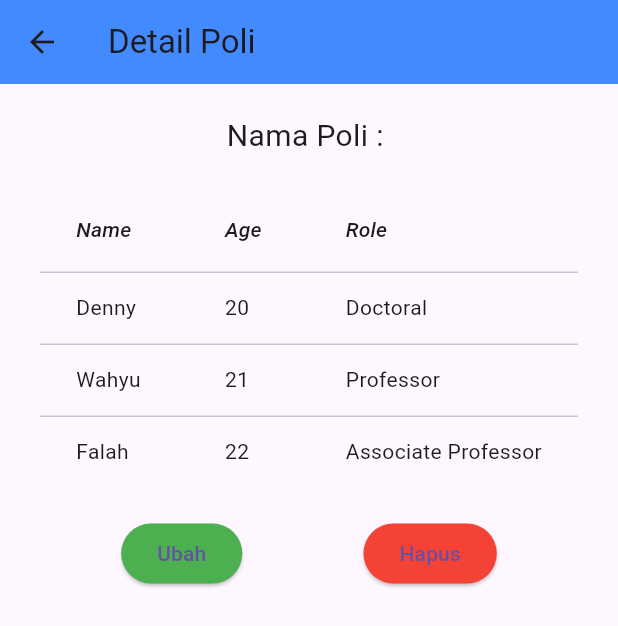
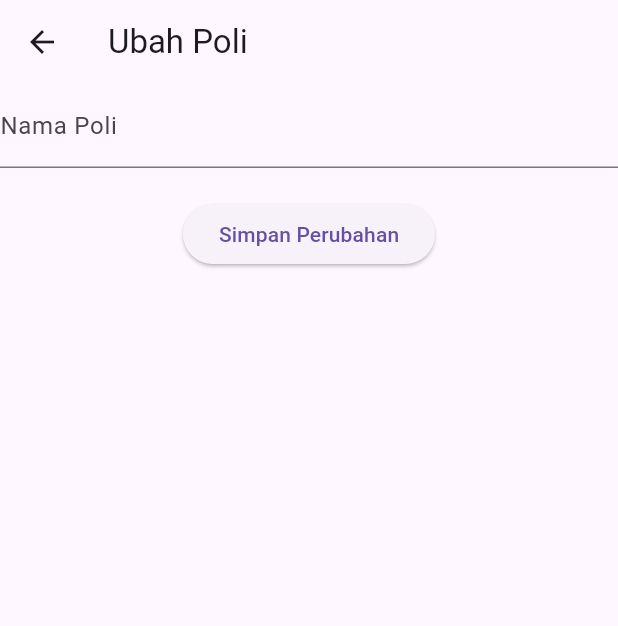
Before and after one commit to Dewan22blue-hawk/mobile-apps-klinik, a Flutter app: the PoliDetail screen opened directly with empty values, after a tap on "Ubah", on a phone screen of 412 x 824 dp. Shown: the top 626 px of the screen. Run offline on Flutter 3.47's test engine with Material 3 defaults, Android fonts, the phone set to English and light mode, and no system bars.

Commit message:
menambahkan tugas 6

```diff
--- a/lib/ui/poli_detail.dart
+++ b/lib/ui/poli_detail.dart
@@ -1,16 +1,16 @@
 import 'package:flutter/material.dart';
+import 'poli_update_form.dart'; // Mengimport PoliUpdateForm
 import '../model/poli.dart';
 
 class PoliDetail extends StatefulWidget {
-  final Poli poli; // 1. Mendeklarasikan variabel poli dengan tipe Poli
+  final Poli poli; // Deklarasi variabel poli
 
-  const PoliDetail(
-      {Key? key,
-      required this.poli}); // 2. Konstruktor untuk kelas PoliDetail dengan parameter poli yang wajib diisi
+  const PoliDetail({Key? key, required this.poli})
+      : super(key: key); // Konstruktor untuk PoliDetail
 
   @override
   State<PoliDetail> createState() =>
-      _PoliDetailState(); // 3. Membuat dan mengembalikan objek _PoliDetailState
+      _PoliDetailState(); // Menginisialisasi state untuk PoliDetail
 }
 
 class _PoliDetailState extends State<PoliDetail> {
@@ -18,97 +18,65 @@ class _PoliDetailState extends State<PoliDetail> {
   Widget build(BuildContext context) {
     return Scaffold(
       appBar: AppBar(
-        title: Text("Detail Poli"),
-        backgroundColor: Colors.blueAccent,
-      ), // 4. Menampilkan judul "Detail Poli" pada AppBar
+          title: Text(
+              "Detail Poli")), // Menampilkan judul "Detail Poli" pada AppBar
       body: Column(
+        // Menampilkan konten dalam bentuk kolom
         children: [
-          SizedBox(height: 20),
+          // Menampilkan elemen-elemen berikut dalam kolom
+          SizedBox(
+              height: 20), // Spacer kosong untuk memberi jarak antara elemen
           Text(
-            "Nama Poli : ${widget.poli.namaPoli}", // 5. Menampilkan teks "Nama Poli : ...nama poli..." dengan menggunakan nilai dari widget.poli.namaPoli
-            style: TextStyle(fontSize: 20),
+            // Menampilkan teks dengan nama poli
+            "Nama Poli : ${widget.poli.namaPoli}", // Mendapatkan nama poli dari widget
+            style: TextStyle(fontSize: 20), // Mengatur gaya teks
           ),
-          SizedBox(height: 20),
-          DataTableExample(),
-          SizedBox(height: 20),
+          SizedBox(
+              height: 20), // Spacer kosong untuk memberi jarak antara elemen
           Row(
-            mainAxisAlignment: MainAxisAlignment.spaceEvenly,
+            // Menampilkan tombol ubah dan hapus dalam satu baris
+            mainAxisAlignment: MainAxisAlignment
+                .spaceEvenly, // Menyusun tombol dengan jarak yang sama di sepanjang baris
             children: [
-              ElevatedButton(
-                onPressed: () {},
-                style: ElevatedButton.styleFrom(backgroundColor: Colors.green),
-                child: const Text(
-                    "Ubah"), // 6. Membuat tombol dengan teks "Ubah" yang berwarna hijau
-              ),
-              ElevatedButton(
-                onPressed: () {},
-                style: ElevatedButton.styleFrom(backgroundColor: Colors.red),
-                child: const Text(
-                    "Hapus"), // 7. Membuat tombol dengan teks "Hapus" yang berwarna merah
-              ),
+              // Menampilkan elemen-elemen berikut dalam baris
+              _tombolUbah(), // Memanggil method untuk menampilkan tombol ubah
+              _tombolHapus(), // Memanggil method untuk menampilkan tombol hapus
             ],
-          ),
+          )
         ],
       ),
     );
   }
-}
 
-class DataTableExample extends StatelessWidget {
-  const DataTableExample({super.key});
+  _tombolUbah() {
+    // Method untuk menampilkan tombol ubah
+    return ElevatedButton(
+      onPressed: () {
+        // Aksi yang akan dijalankan ketika tombol ditekan
+        Navigator.push(
+          // Navigasi ke halaman PoliUpdateForm
+          context,
+          MaterialPageRoute(
+              builder: (context) =>
+                  PoliUpdateForm(poli: widget.poli)), // Mengirimkan data poli
+        );
+      },
+      style: ElevatedButton.styleFrom(
+          backgroundColor: Colors
+              .green), // Mengatur warna latar belakang tombol menjadi hijau
+      child: const Text("Ubah"), // Menampilkan teks "Ubah" pada tombol
+    );
+  }
 
-  @override
-  Widget build(BuildContext context) {
-    return DataTable(
-      columns: const <DataColumn>[
-        DataColumn(
-          label: Expanded(
-            child: Text(
-              'Name',
-              style: TextStyle(fontStyle: FontStyle.italic),
-            ),
-          ),
-        ),
-        DataColumn(
-          label: Expanded(
-            child: Text(
-              'Age',
-              style: TextStyle(fontStyle: FontStyle.italic),
-            ),
-          ),
-        ),
-        DataColumn(
-          label: Expanded(
-            child: Text(
-              'Role',
-              style: TextStyle(fontStyle: FontStyle.italic),
-            ),
-          ),
-        ),
-      ],
-      rows: const <DataRow>[
-        DataRow(
-          cells: <DataCell>[
-            DataCell(Text('Denny')),
-            DataCell(Text('20')),
-            DataCell(Text('Doctoral')),
-          ],
-        ),
-        DataRow(
-          cells: <DataCell>[
-            DataCell(Text('Wahyu')),
-            DataCell(Text('21')),
-            DataCell(Text('Professor')),
-          ],
-        ),
-        DataRow(
-          cells: <DataCell>[
-            DataCell(Text('Falah')),
-            DataCell(Text('22')),
-            DataCell(Text('Associate Professor')),
-          ],
-        ),
-      ],
+  _tombolHapus() {
+    // Method untuk menampilkan tombol hapus
+    return ElevatedButton(
+      onPressed:
+          () {}, // Belum ditentukan aksi yang akan dilakukan saat tombol ditekan
+      style: ElevatedButton.styleFrom(
+          backgroundColor:
+              Colors.red), // Mengatur warna latar belakang tombol menjadi merah
+      child: const Text("Hapus"), // Menampilkan teks "Hapus" pada tombol
     );
   }
 }
--- /dev/null
+++ b/lib/ui/poli_update_form.dart
@@ -0,0 +1,79 @@
+import 'package:flutter/material.dart';
+import '../model/poli.dart'; // Mengimport model Poli
+import '../ui/poli_detail.dart'; // Mengimport UI PoliDetail
+
+class PoliUpdateForm extends StatefulWidget {
+  final Poli poli; // Deklarasi variabel poli
+
+  const PoliUpdateForm({Key? key, required this.poli})
+      : super(key: key); // Konstruktor untuk PoliUpdateForm
+  _PoliUpdateFormState createState() =>
+      _PoliUpdateFormState(); // Menginisialisasi state untuk PoliUpdateForm
+}
+
+class _PoliUpdateFormState extends State<PoliUpdateForm> {
+  final _formKey = GlobalKey<FormState>(); // Membuat GlobalKey untuk Form
+  final _namaPoliCtrl =
+      TextEditingController(); // Membuat TextEditingController untuk nama poli
+
+  @override
+  void initState() {
+    super.initState();
+    setState(() {
+      _namaPoliCtrl.text =
+          widget.poli.namaPoli; // Mengatur nilai teks dari nama poli pada form
+    });
+  }
+
+  @override
+  Widget build(BuildContext context) {
+    return Scaffold(
+      appBar: AppBar(
+          title: const Text(
+              "Ubah Poli")), // Menampilkan judul "Ubah Poli" pada AppBar
+      body: SingleChildScrollView(
+        child: Form(
+          key: _formKey, // Mengatur GlobalKey pada Form
+          child: Column(
+            children: [
+              _fieldNamaPoli(),
+              SizedBox(height: 20),
+              _tombolSimpan()
+            ], // Menampilkan field nama poli dan tombol simpan
+          ),
+        ),
+      ),
+    );
+  }
+
+  Widget _fieldNamaPoli() {
+    // Method untuk menampilkan field nama poli
+    return TextField(
+      decoration: const InputDecoration(
+          labelText:
+              "Nama Poli"), // Mendefinisikan label "Nama Poli" untuk TextField
+      controller:
+          _namaPoliCtrl, // Menghubungkan controller dengan TextEditingController
+    );
+  }
+
+  Widget _tombolSimpan() {
+    // Method untuk menampilkan tombol simpan
+    return ElevatedButton(
+      onPressed: () {
+        // Aksi yang akan dijalankan ketika tombol ditekan
+        Poli poli = Poli(
+            namaPoli: _namaPoliCtrl
+                .text); // Membuat objek Poli baru dengan nama poli dari TextField
+        Navigator.pop(context); // Menutup halaman update Poli
+        Navigator.pushReplacement(
+          // Navigasi ke halaman PoliDetail
+          context,
+          MaterialPageRoute(builder: (context) => PoliDetail(poli: poli)),
+        );
+      },
+      child: const Text(
+          "Simpan Perubahan"), // Menampilkan teks "Simpan Perubahan" pada tombol
+    );
+  }
+}
```
Also changed, not shown: lib/main.dart (+5 -2 lines), lib/model/pasien.dart (added, +10 -0 lines), lib/model/pegawai.dart (added, +11 -0 lines), lib/ui/pasien_detail.dart (added, +144 -0 lines), lib/ui/pasien_item.dart (added, +26 -0 lines), lib/ui/pegawai_detail.dart (added, +57 -0 lines), lib/ui/pegawai_form.dart (added, +51 -0 lines), lib/ui/pegawai_item.dart (added, +26 -0 lines), lib/ui/pegawai_page.dart (added, +47 -0 lines), lib/ui/pegawai_update_form.dart (added, +62 -0 lines), lib/ui/poli_form.dart (+46 -34 lines).
